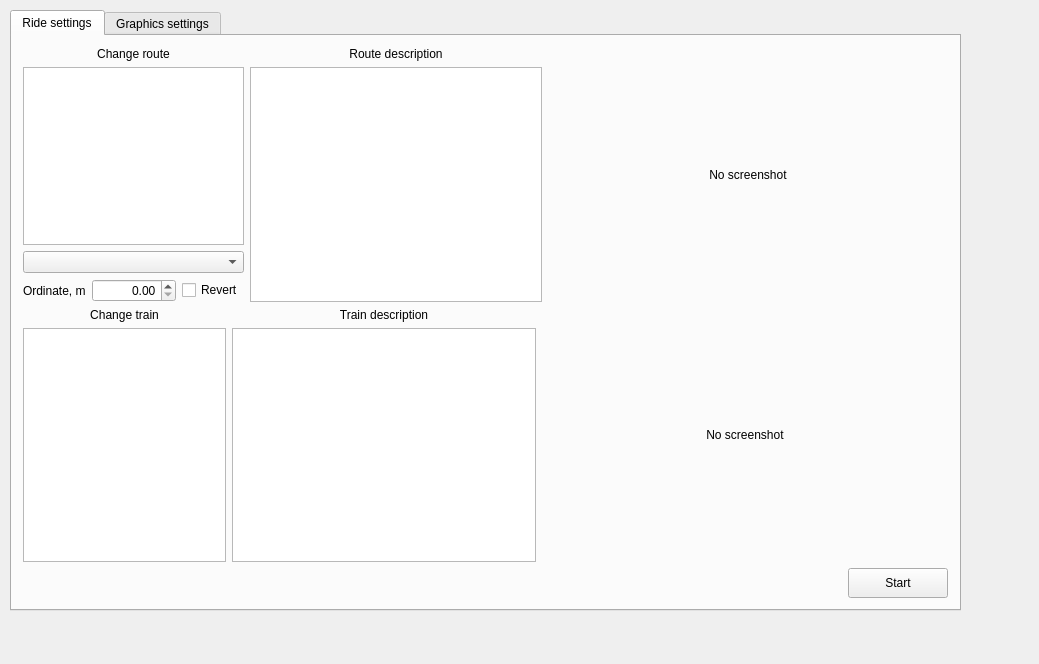
First picture: the form in launcher/forms/mainwindow.ui, repository maisvendoo/RRS, before the edit.
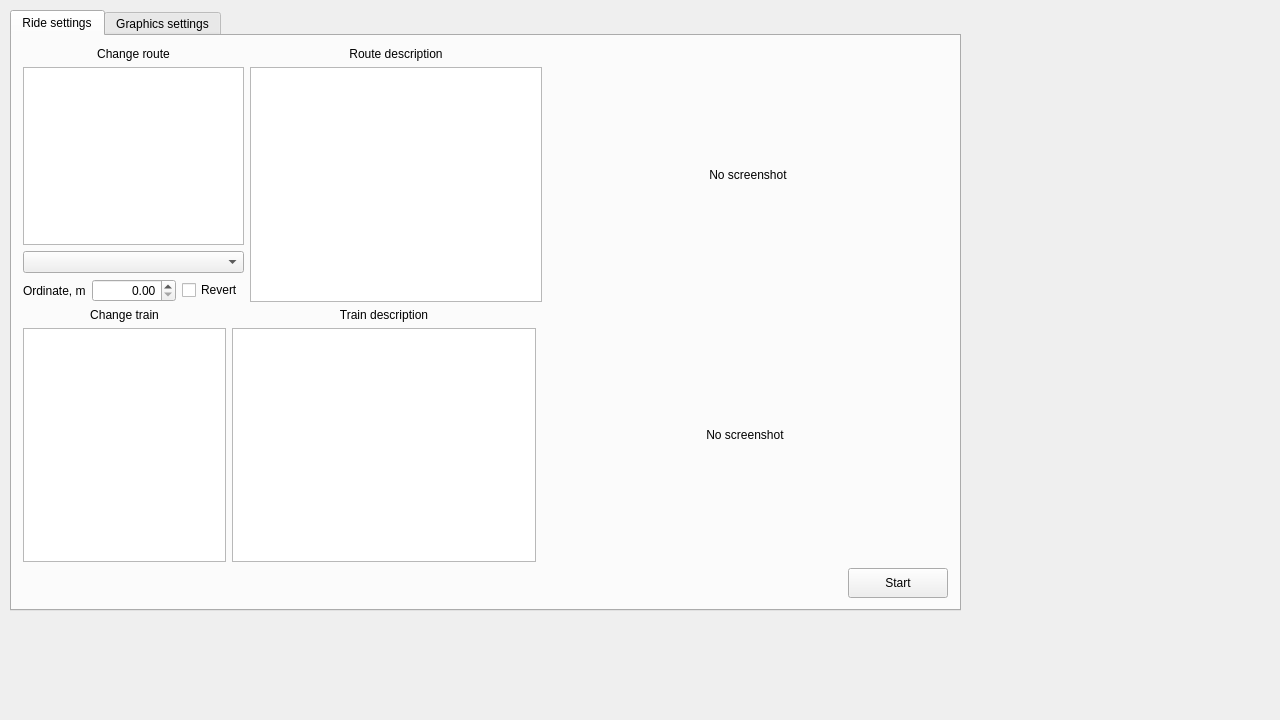
Second picture: the form after the edit.

```diff
--- a/launcher/forms/mainwindow.ui
+++ b/launcher/forms/mainwindow.ui
@@ -6,8 +6,8 @@
    <rect>
     <x>0</x>
     <y>0</y>
-    <width>1039</width>
-    <height>664</height>
+    <width>1280</width>
+    <height>720</height>
    </rect>
   </property>
   <property name="windowTitle">
```
Left out of the diff: 20 changed lines with no effect on the pictures.
